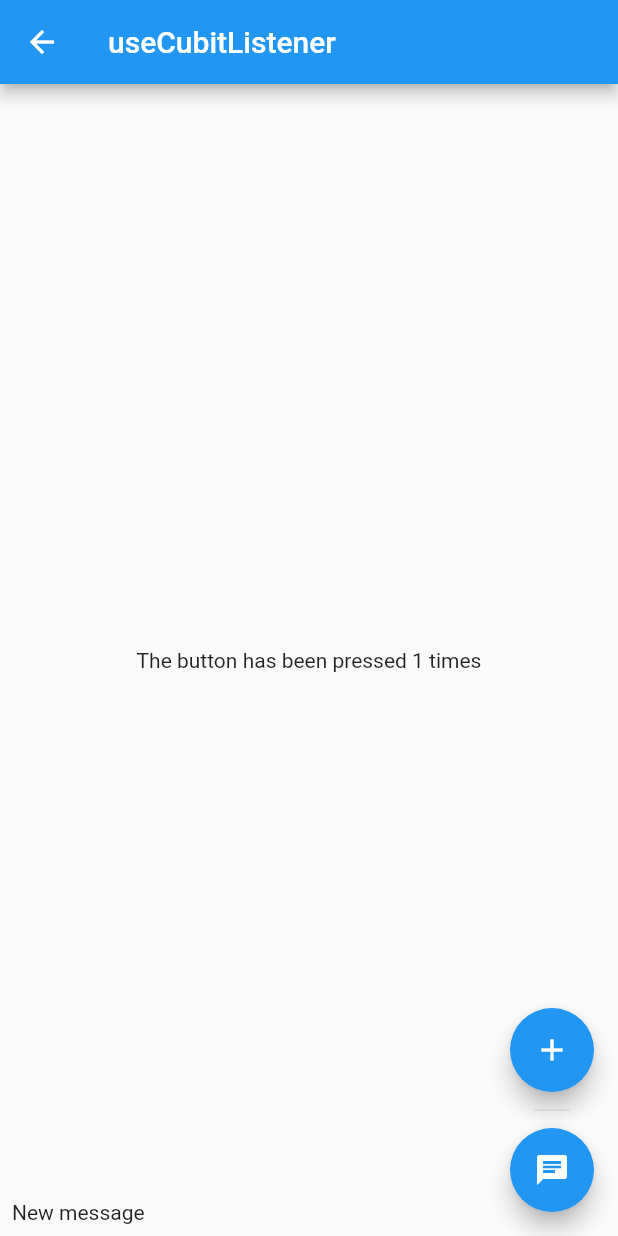
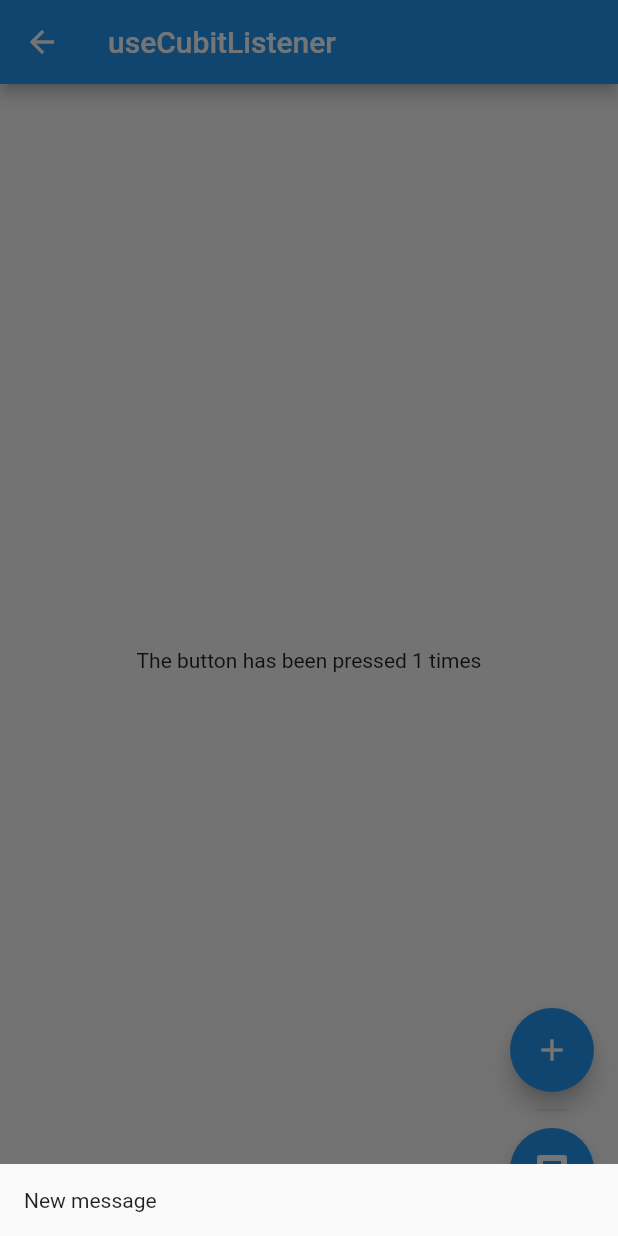
Before and after one commit to Iteo/hooked_bloc, a Flutter app: the UseCubitListenerPage screen opened directly, after a tap on the "add" icon, after a tap on the "chat" icon, on a phone screen of 412 x 824 dp. Run offline on Flutter 3.47's test engine with Material 2 defaults, Android fonts, the phone set to English and light mode, and no system bars; our stand-ins replace bloc, flutter_bloc, flutter_hooks, get_it, injectable; generated files the repository leaves out were written again.

Commit message:
Extracted common code to widget

```diff
--- a/example/lib/page/use_cubit_listener_page.dart
+++ b/example/lib/page/use_cubit_listener_page.dart
@@ -3,45 +3,13 @@ import 'package:hooked_bloc/hooked_bloc.dart';
 import 'package:flutter_hooks/flutter_hooks.dart';
 
 import '../cubit/event_cubit.dart';
+import '../widget/FabActionsScaffold.dart';
+import '../widget/message_bottom_sheet_content.dart';
 
-class UseCubitListenerPage extends StatelessWidget {
+class UseCubitListenerPage extends HookWidget {
   UseCubitListenerPage({Key? key}) : super(key: key);
 
   final EventCubit cubit = EventCubit();
-
-  @override
-  Widget build(BuildContext context) {
-    return Scaffold(
-      appBar: AppBar(title: const Text("useCubitListener")),
-      floatingActionButton: Column(
-        mainAxisAlignment: MainAxisAlignment.end,
-        children: [
-          FloatingActionButton(
-            key: const Key("FAB increment"),
-            onPressed: () => cubit.increment(),
-            child: const Icon(Icons.add),
-          ),
-          const SizedBox.square(dimension: 24, child: Divider()),
-          FloatingActionButton(
-            key: const Key("FAB message"),
-            onPressed: () => cubit.showMessage("New message"),
-            child: const Icon(Icons.chat),
-          ),
-        ],
-      ),
-      body: _ScaffoldBody(cubit: cubit),
-    );
-  }
-}
-
-// The page must inherit from HookWidget
-class _ScaffoldBody extends HookWidget {
-  const _ScaffoldBody({
-    Key? key,
-    required this.cubit,
-  }) : super(key: key);
-
-  final EventCubit cubit;
 
   @override
   Widget build(BuildContext context) {
@@ -54,18 +22,18 @@ class _ScaffoldBody extends HookWidget {
     // Because of the buildWhen, we are sure about state type
     final count = (state as UpdateScreen).counter;
 
-    return Center(child: Text("The button has been pressed $count times"));
+    return FabActionsScaffold(
+      title: "useCubitListener",
+      count: count,
+      incrementCallback: () => cubit.increment(),
+      messageCallback: (message) => cubit.showMessage(message),
+    );
   }
 
-  _showMessage(BuildContext context, String? message) {
-    Scaffold.of(context).showBottomSheet(
-      (context) => Padding(
-        padding: const EdgeInsets.all(8.0),
-        child: BottomSheet(
-          onClosing: () {},
-          builder: (_) => Text(message ?? "Some message"),
-        ),
-      ),
+  void _showMessage(BuildContext context, String? message) {
+    showModalBottomSheet(
+      context: context,
+      builder: (context) => MessageBottomSheetContent(message: message),
     );
   }
 }
--- /dev/null
+++ b/example/lib/widget/FabActionsScaffold.dart
@@ -0,0 +1,40 @@
+import 'package:flutter/material.dart';
+
+class FabActionsScaffold extends StatelessWidget {
+  const FabActionsScaffold({
+    Key? key,
+    required this.title,
+    required this.count,
+    required this.incrementCallback,
+    required this.messageCallback,
+  }) : super(key: key);
+
+  final String title;
+  final int count;
+  final Function incrementCallback;
+  final Function(String) messageCallback;
+
+  @override
+  Widget build(BuildContext context) {
+    return Scaffold(
+      appBar: AppBar(title: Text(title)),
+      floatingActionButton: Column(
+        mainAxisAlignment: MainAxisAlignment.end,
+        children: [
+          FloatingActionButton(
+            key: const Key("FAB increment"),
+            onPressed: () => incrementCallback(),
+            child: const Icon(Icons.add),
+          ),
+          const SizedBox.square(dimension: 24, child: Divider()),
+          FloatingActionButton(
+            key: const Key("FAB message"),
+            onPressed: () => messageCallback("New message"),
+            child: const Icon(Icons.chat),
+          ),
+        ],
+      ),
+      body: Center(child: Text("The button has been pressed $count times")),
+    );
+  }
+}
--- /dev/null
+++ b/example/lib/widget/message_bottom_sheet_content.dart
@@ -0,0 +1,21 @@
+import 'package:flutter/material.dart';
+
+class MessageBottomSheetContent extends StatelessWidget {
+  const MessageBottomSheetContent({Key? key, this.message}) : super(key: key);
+
+  final String? message;
+
+  @override
+  Widget build(BuildContext context) {
+    return Padding(
+      padding: const EdgeInsets.all(8.0),
+      child: BottomSheet(
+        onClosing: () {},
+        builder: (_) => Padding(
+          padding: const EdgeInsets.all(8.0),
+          child: Text(message ?? ""),
+        ),
+      ),
+    );
+  }
+}
```
Also changed, not shown: example/lib/page/use_action_listener_page.dart (+13 -44 lines).
